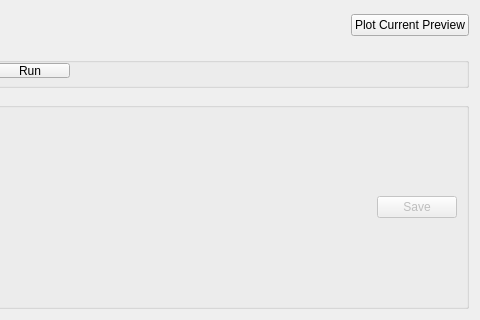
Before: the Qt Designer form qt/scientific_interfaces/Indirect/ResNorm.ui in mantidproject/mantid, drawn with Qt 5; both pictures show x 420 to 900 and y 280 to 600 of the 900 by 600 pixel window.
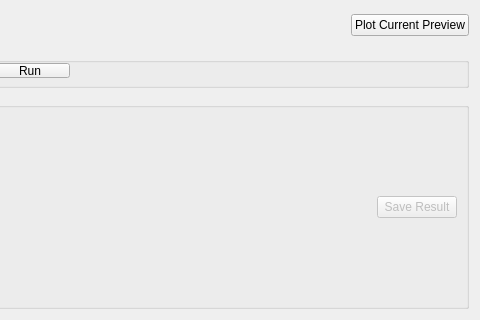
After: the same form once the commit is applied. Custom widgets are drawn as their Qt base class.

What changed in the file:
```diff
--- a/qt/scientific_interfaces/Indirect/ResNorm.ui
+++ b/qt/scientific_interfaces/Indirect/ResNorm.ui
@@ -299,7 +299,7 @@
               <bool>false</bool>
              </property>
              <property name="text">
-              <string>Save</string>
+              <string>Save Result</string>
              </property>
             </widget>
            </item>
```
